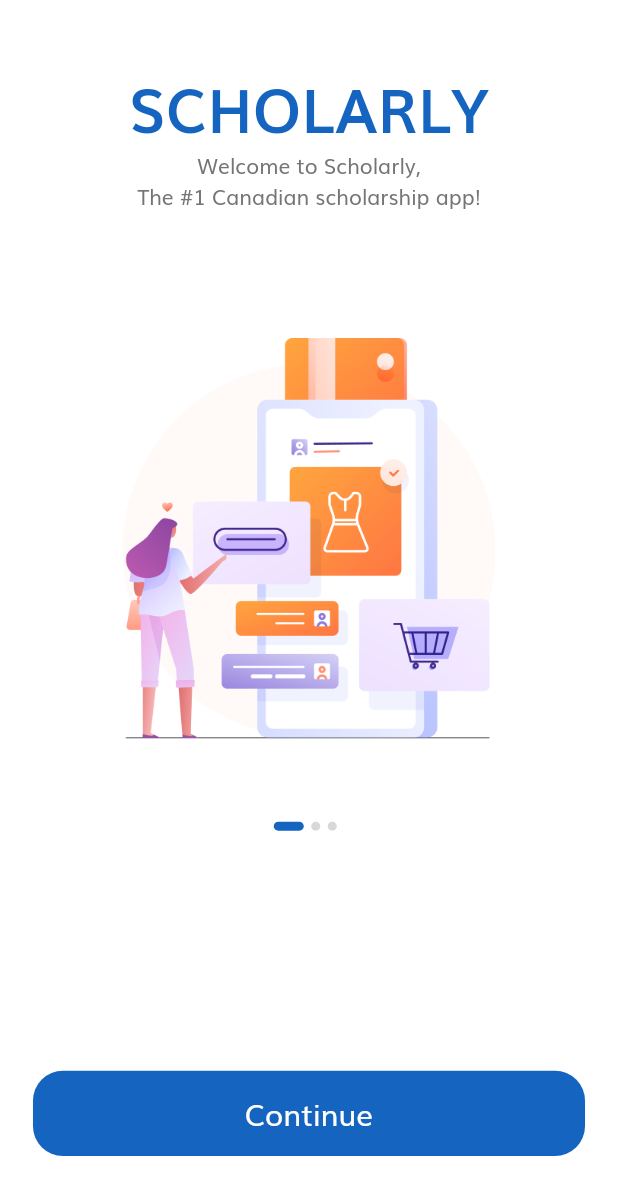
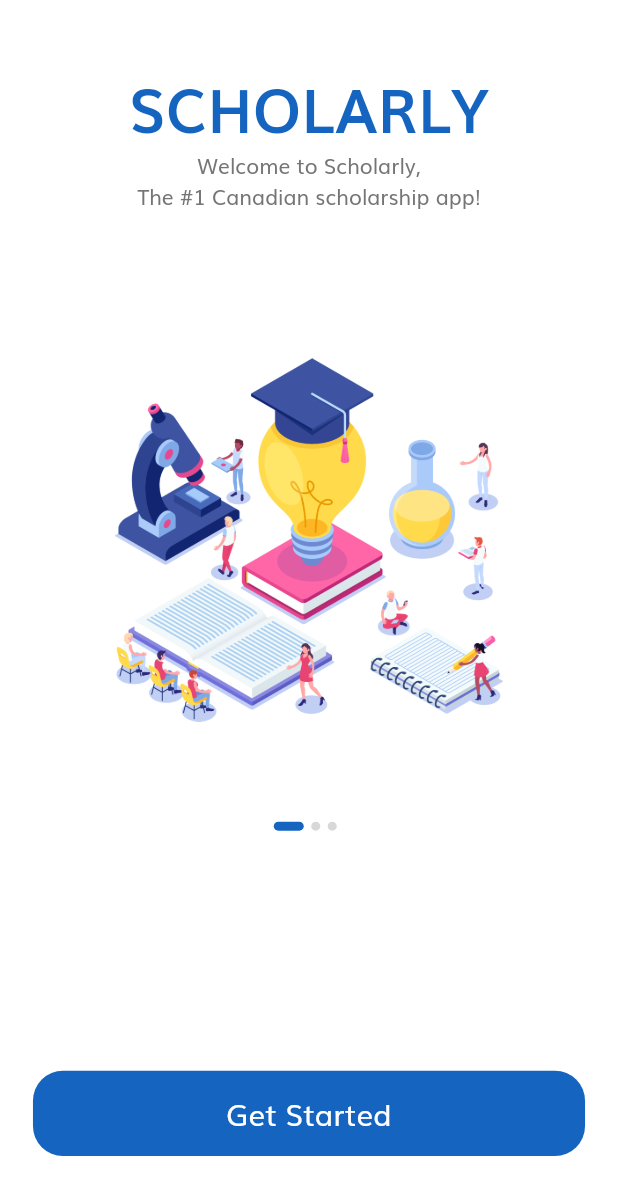
Before and after one commit to philakagujones/UniversityApp, a Flutter app: the screen it shows after launch, on a phone screen of 412 x 824 dp. Shown: the top 1195 px of the screen. Run offline on Flutter 3.47's test engine with Material 2 defaults, Android fonts, the phone set to English and light mode, and no system bars; our stand-ins replace flutter_svg.

Commit message:
splash changes

```diff
--- a/scholarly/lib/screens/splash/components/body.dart
+++ b/scholarly/lib/screens/splash/components/body.dart
@@ -69,7 +69,7 @@ class _BodyState extends State<Body> {
                     ),
                     Spacer(flex: 3),
                     DefaultButton(
-                      text: "Continue",
+                      text: "Get Started",
                       press: () {
                         Navigator.pushNamed(context, SignInScreen.routeName);
                       },
```
Also changed, not shown: scholarly/assets/images/splash_1.png, scholarly/assets/images/splash_11.png (added), scholarly/assets/images/splash_2.png, scholarly/assets/images/splash_22.png (added), scholarly/assets/images/splash_3.png, scholarly/assets/images/splash_33.png (added), 1 other file.
